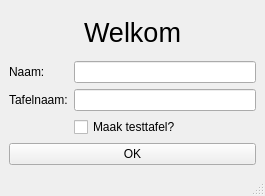
First picture: the form in src/app/ruleCreator/welcomeWindow.ui, repository Dtai/PokerbotClient, before the edit.
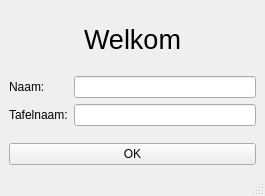
Second picture: the form after the edit.

What changed in the file:
```diff
--- a/src/app/ruleCreator/welcomeWindow.ui
+++ b/src/app/ruleCreator/welcomeWindow.ui
@@ -38,6 +38,9 @@
     </item>
     <item>
      <layout class="QFormLayout" name="formLayout">
+      <property name="fieldGrowthPolicy">
+       <enum>QFormLayout::AllNonFixedFieldsGrow</enum>
+      </property>
       <item row="0" column="0">
        <widget class="QLabel" name="lblPlayerName">
         <property name="text">
@@ -58,13 +61,6 @@
       <item row="1" column="1">
        <widget class="QLineEdit" name="leTableName"/>
       </item>
-      <item row="2" column="1">
-       <widget class="QCheckBox" name="checkBox">
-        <property name="text">
-         <string>Maak testtafel?</string>
-        </property>
-       </widget>
-      </item>
      </layout>
     </item>
     <item>
```
Left out of the diff: 5 changed lines with no effect on the pictures.
